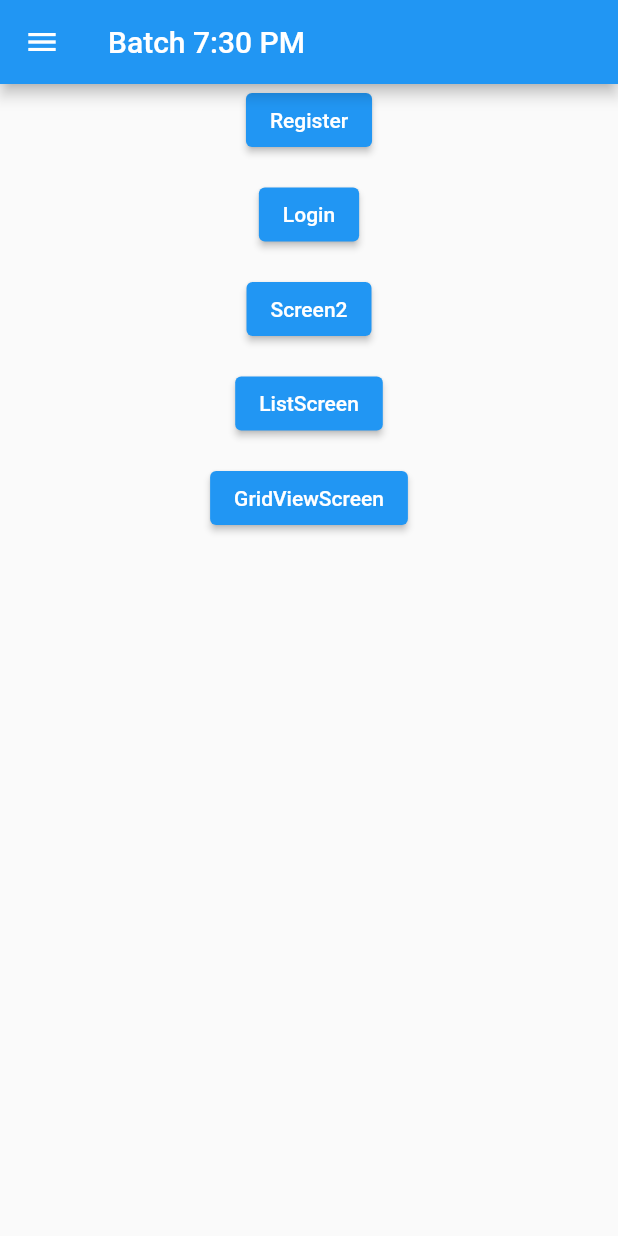
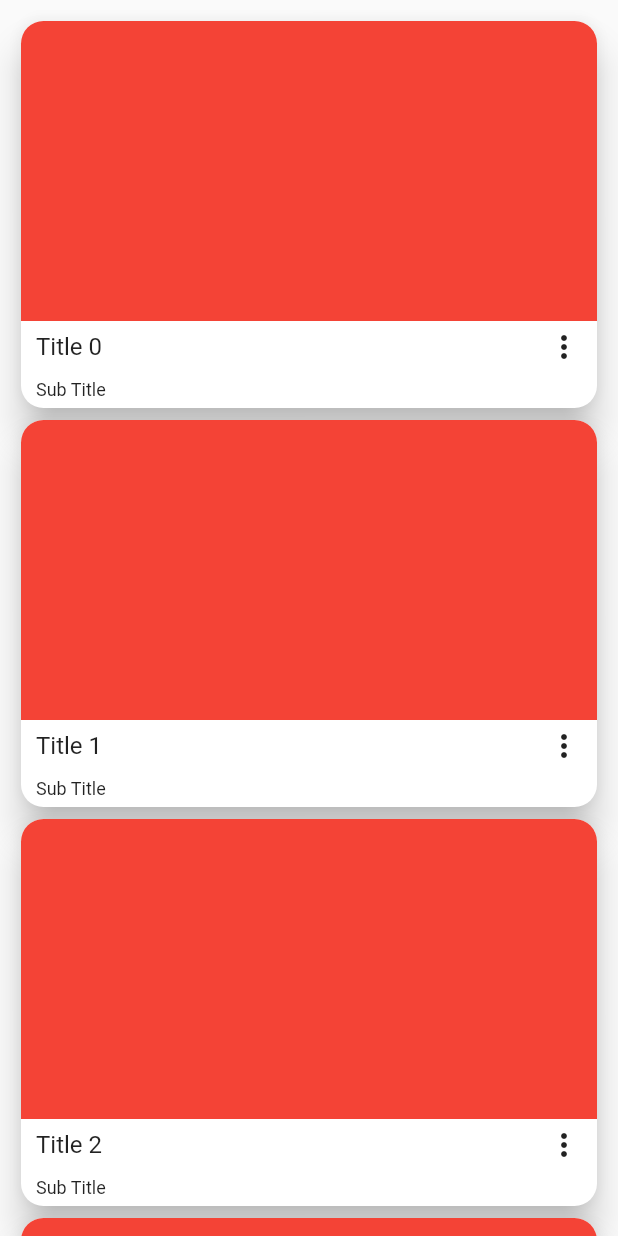
Before and after one commit to devatulparmar/batch730pm, a Flutter app: the HomeScreen screen opened directly, on a phone screen of 412 x 824 dp. Run offline on Flutter 3.47's test engine with Material 2 defaults, Android fonts, the phone set to English and light mode, and no system bars; our stand-ins replace cached_network_image, image_picker; network calls fail.

Commit message:
Profile Screen, Home Screen design

```diff
--- a/lib/home_screen.dart
+++ b/lib/home_screen.dart
@@ -116,13 +116,62 @@ class _HomeScreenState extends State<HomeScreen> {
 
   @override
   Widget build(BuildContext context) {
-    return Scaffold(
-      appBar: AppBar(
-        title: const Text('Batch 7:30 PM'),
+    return SafeArea(
+      child: Scaffold(
+        body: ListView.builder(
+            itemCount: 15,
+            padding: const EdgeInsets.all(10),
+            itemBuilder: (BuildContext context, int index) {
+              return Card(
+                elevation: 10,
+                shape: RoundedRectangleBorder(
+                  borderRadius: BorderRadius.circular(15),
+                ),
+                child: Column(
+                  children: [
+                    Container(
+                      height: 200,
+                      width: 600,
+                      decoration: const BoxDecoration(
+                        color: Colors.red,
+                        borderRadius: BorderRadius.only(
+                          topRight: Radius.circular(15),
+                          topLeft: Radius.circular(15),
+                        ),
+                      ),
+                    ),
+                    Padding(
+                      padding:
+                          const EdgeInsets.symmetric(horizontal: 10, vertical: 5),
+                      child: Row(
+                        mainAxisAlignment: MainAxisAlignment.spaceBetween,
+                        children: [
+                          Text(
+                            'Title $index',
+                            style: const TextStyle(fontSize: 16),
+                          ),
+                          const Icon(Icons.more_vert),
+                        ],
+                      ),
+                    ),
+                    Padding(
+                      padding:
+                          const EdgeInsets.symmetric(horizontal: 10, vertical: 5),
+                      child: Row(
+                        children: const [
+                          Text(
+                            'Sub Title',
+                            style: TextStyle(fontSize: 12),
+                          ),
+                        ],
+                      ),
+                    ),
+                  ],
+                ),
+              );
+            },
+        ),
       ),
-      // endDrawer: const CommonDrawer(),
-      drawer: const CommonDrawer(),
-      body: _listviewWidget(context),
     );
   }
 }
```
Also changed, not shown: lib/bottom_nav_screen.dart (+6 -3 lines), lib/profile_screen.dart (added, +99 -0 lines).
